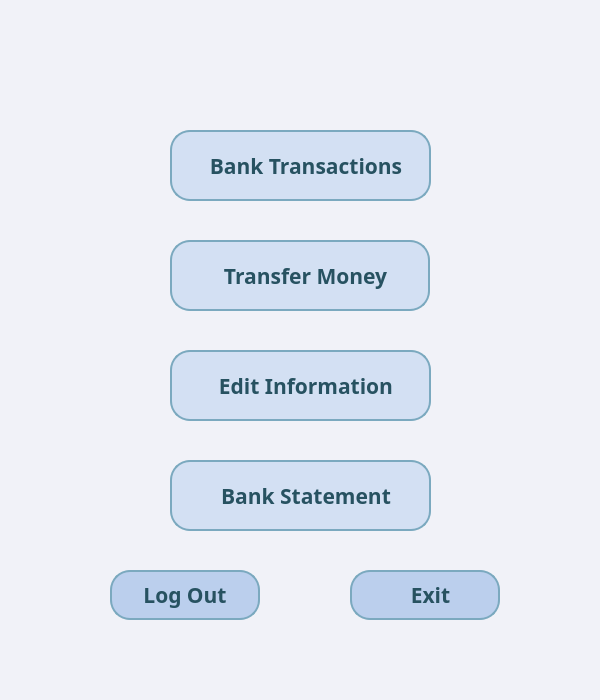
Above: cs_options_window.ui from melikkekaya/BankingApp_SQL before the change. Below: the same form after it.
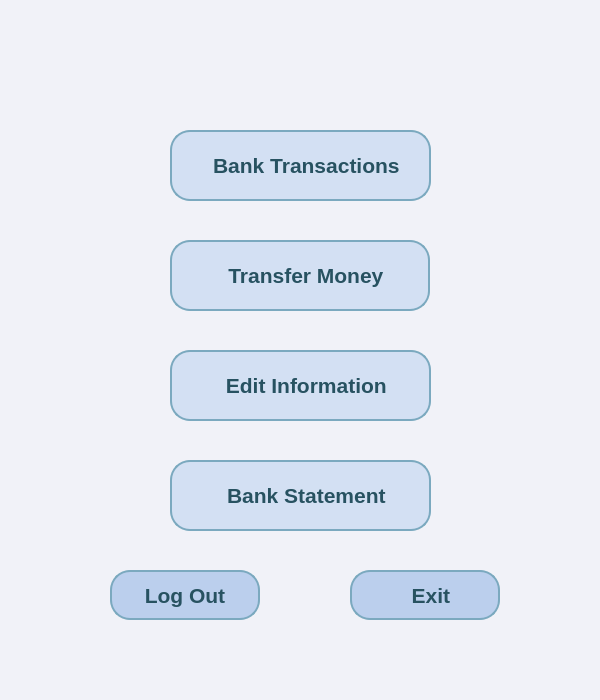
That is the form after the change. Icons and pictures are not drawn.

What changed in the file:
```diff
--- a/cs_options_window.ui
+++ b/cs_options_window.ui
@@ -55,7 +55,7 @@
     </property>
     <property name="font">
      <font>
-      <family>Bahnschrift SemiBold</family>
+      <family>Arial</family>
       <pointsize>16</pointsize>
       <weight>75</weight>
       <bold>true</bold>
@@ -99,7 +99,7 @@
     </property>
     <property name="font">
      <font>
-      <family>Bahnschrift SemiBold</family>
+      <family>Arial</family>
       <pointsize>16</pointsize>
       <weight>75</weight>
       <bold>true</bold>
@@ -143,7 +143,7 @@
     </property>
     <property name="font">
      <font>
-      <family>Bahnschrift SemiBold</family>
+      <family>Arial</family>
       <pointsize>16</pointsize>
       <weight>75</weight>
       <bold>true</bold>
@@ -187,7 +187,7 @@
     </property>
     <property name="font">
      <font>
-      <family>Bahnschrift SemiBold</family>
+      <family>Arial</family>
       <pointsize>16</pointsize>
       <weight>75</weight>
       <bold>true</bold>
@@ -231,7 +231,7 @@
     </property>
     <property name="font">
      <font>
-      <family>Bahnschrift SemiBold</family>
+      <family>Arial</family>
       <pointsize>16</pointsize>
       <weight>75</weight>
       <bold>true</bold>
@@ -275,7 +275,7 @@
     </property>
     <property name="font">
      <font>
-      <family>Bahnschrift SemiBold</family>
+      <family>Arial</family>
       <pointsize>16</pointsize>
       <weight>75</weight>
       <bold>true</bold>
```
